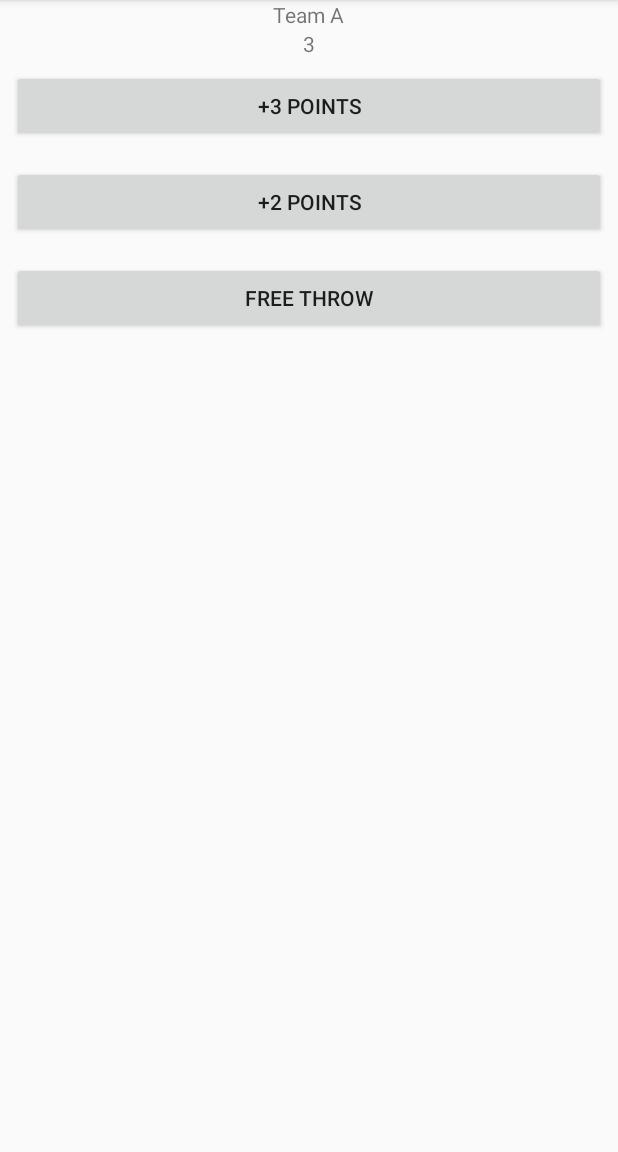
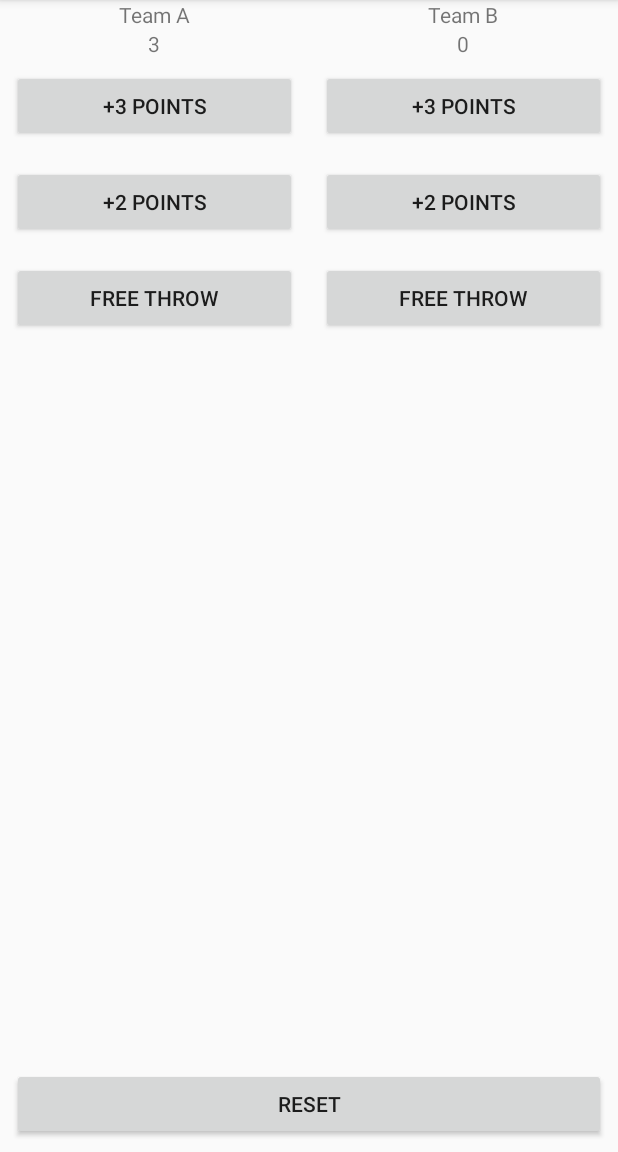
Before and after one commit to HeronationInternshipStudy/BasketballScore, an Android app: the screen it shows after launch (MainActivity), after a tap on "+3 POINTS", on a phone screen of 412 x 824 dp, the part 84-1236 px from its top. Run offline under Robolectric (Android 15) with nearby library versions, the phone set to English and light mode, and no system bars.

Commit message:
Modify add bascketball score function

```diff
--- a/app/src/main/java/com/example/basketballscore/MainActivity.java
+++ b/app/src/main/java/com/example/basketballscore/MainActivity.java
@@ -8,32 +8,71 @@ import android.widget.TextView;
 
 public class MainActivity extends AppCompatActivity {
 
-    int total_score=0;
-    TextView scoreView;
+    int total_score_A=0;
+    int total_score_B=0;
+    TextView scoreView_A;
+    TextView scoreView_B;
     @Override
     protected void onCreate(Bundle savedInstanceState) {
         super.onCreate(savedInstanceState);
         setContentView(R.layout.activity_main);
-        displayForTeamA(total_score);
+        scoreView_A = (TextView) findViewById(R.id.team_a_score);
+        scoreView_B = (TextView) findViewById(R.id.team_b_score);
+        displayForTeamA(total_score_A);
+        displayForTeamB(total_score_B);
     }
 
     /**
      * Displays the given score for Team A.
      */
     public void displayForTeamA(int score) {
-        scoreView = (TextView) findViewById(R.id.team_a_score);
-        scoreView.setText(String.valueOf(score));
+
+        scoreView_A.setText(String.valueOf(score));
     }
-    public void button3(View view){
-        total_score+=3;
-        scoreView.setText(String.valueOf(total_score));
+    public void button3A(View view){
+        final int shot3=3;
+        total_score_A+=shot3;
+        scoreView_A.setText(String.valueOf(total_score_A));
     }
-    public void button2(View view){
-        total_score+=2;
-        scoreView.setText(String.valueOf(total_score));
+    public void button2A(View view){
+        final int shot2=2;
+        total_score_A+=shot2;
+        scoreView_A.setText(String.valueOf(total_score_A));
     }
-    public void buttonFree(View view){
-        total_score+=1;
-        scoreView.setText(String.valueOf(total_score));
+    public void buttonFreeA(View view){
+        final int shotFree=1;
+        total_score_A+=shotFree;
+        scoreView_A.setText(String.valueOf(total_score_A));
+    }
+
+
+    /**
+     * Displays the given score for Team A.
+     */
+    public void displayForTeamB(int score) {
+        scoreView_B = (TextView) findViewById(R.id.team_b_score);
+        scoreView_B.setText(String.valueOf(score));
+    }
+    public void button3B(View view){
+        final int shot3=3;
+        total_score_B+=shot3;
+        scoreView_B.setText(String.valueOf(total_score_B));
+    }
+    public void button2B(View view){
+        final int shot2=2;
+        total_score_B+=shot2;
+        scoreView_B.setText(String.valueOf(total_score_B));
+    }
+    public void buttonFreeB(View view){
+        final int shotFree=1;
+        total_score_B+=shotFree;
+        scoreView_B.setText(String.valueOf(total_score_B));
+    }
+
+    public void reset(View view){
+        total_score_A=0;
+        total_score_B=0;
+        scoreView_A.setText(String.valueOf(total_score_A));
+        scoreView_B.setText(String.valueOf(total_score_B));
     }
 }
--- a/app/src/main/res/layout/activity_main.xml
+++ b/app/src/main/res/layout/activity_main.xml
@@ -1,12 +1,22 @@
 <?xml version="1.0" encoding="utf-8"?>
-<LinearLayout xmlns:android="http://schemas.android.com/apk/res/android"
+<RelativeLayout xmlns:android="http://schemas.android.com/apk/res/android"
     xmlns:app="http://schemas.android.com/apk/res-auto"
     xmlns:tools="http://schemas.android.com/tools"
     android:layout_width="match_parent"
     android:layout_height="match_parent"
-    android:orientation="vertical"
     tools:context=".MainActivity">
 
+    <LinearLayout
+        android:layout_width="match_parent"
+        android:layout_height="wrap_content"
+        android:layout_alignParentTop="true"
+        android:orientation="horizontal">
+
+    <LinearLayout
+        android:layout_width="0dp"
+        android:layout_height="wrap_content"
+        android:layout_weight="1"
+        android:orientation="vertical">
     <TextView
         android:layout_width="wrap_content"
         android:layout_height="wrap_content"
@@ -25,21 +35,75 @@
         android:layout_height="wrap_content"
         android:layout_margin="8dp"
         android:textAllCaps="true"
-        android:onClick="button3"
+        android:onClick="button3A"
         android:text="+3 points" />
     <Button
         android:layout_width="match_parent"
         android:layout_height="wrap_content"
         android:layout_margin="8dp"
         android:textAllCaps="true"
-        android:onClick="button2"
+        android:onClick="button2A"
         android:text="+2 points" />
     <Button
         android:layout_width="match_parent"
         android:layout_height="wrap_content"
         android:layout_margin="8dp"
         android:textAllCaps="true"
-        android:onClick="buttonFree"
+        android:onClick="buttonFreeA"
         android:text="FREE THROW" />
+    </LinearLayout>
 
-</LinearLayout>
+    <LinearLayout
+        android:layout_width="0dp"
+        android:layout_height="wrap_content"
+        android:layout_weight="1"
+        android:orientation="vertical">
+        <TextView
+            android:layout_width="wrap_content"
+            android:layout_height="wrap_content"
+            android:layout_gravity="center_horizontal"
+            android:text="Team B" />
+
+        <TextView
+            android:id="@+id/team_b_score"
+            android:layout_width="wrap_content"
+            android:layout_height="wrap_content"
+            android:layout_gravity="center_horizontal"
+            android:text="0" />
+
+        <Button
+            android:layout_width="match_parent"
+            android:layout_height="wrap_content"
+            android:layout_margin="8dp"
+            android:textAllCaps="true"
+            android:onClick="button3B"
+            android:text="+3 points" />
+        <Button
+            android:layout_width="match_parent"
+            android:layout_height="wrap_content"
+            android:layout_margin="8dp"
+            android:textAllCaps="true"
+            android:onClick="button2B"
+            android:text="+2 points" />
+        <Button
+            android:layout_width="match_parent"
+            android:layout_height="wrap_content"
+            android:layout_margin="8dp"
+            android:textAllCaps="true"
+            android:onClick="buttonFreeB"
+            android:text="FREE THROW" />
+    </LinearLayout>
+    </LinearLayout>
+
+    <Button
+        android:layout_alignParentBottom="true"
+        android:layout_width="match_parent"
+        android:layout_height="wrap_content"
+        android:layout_margin="8dp"
+        android:layout_gravity="bottom"
+        android:onClick="reset"
+        android:text="reset"
+        android:textAllCaps="true" />
+
+
+</RelativeLayout>
```
